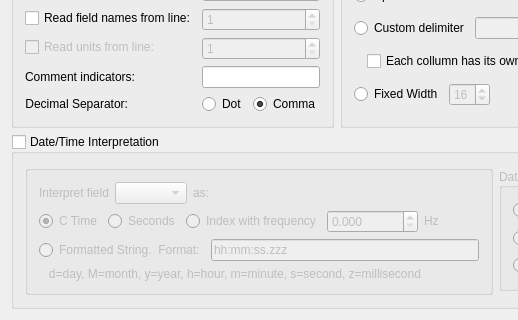
Old version of the form src/datasources/ascii/asciiconfig.ui in the repository Kst-plot/kst; both pictures show x 0 to 518 and y 226 to 546 of the 956 by 546 pixel window.
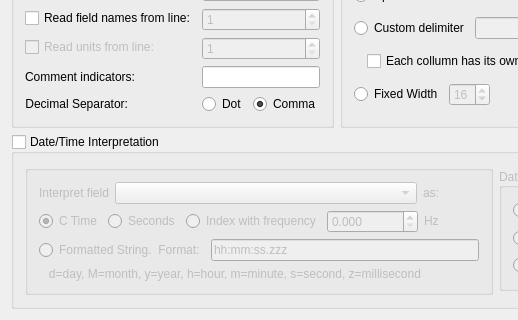
New version of the form.

Patch:
```diff
--- a/src/datasources/ascii/asciiconfig.ui
+++ b/src/datasources/ascii/asciiconfig.ui
@@ -519,7 +519,7 @@
            <item>
             <widget class="QComboBox" name="_indexVector">
              <property name="sizePolicy">
-              <sizepolicy hsizetype="Fixed" vsizetype="Fixed">
+              <sizepolicy hsizetype="Minimum" vsizetype="Fixed">
                <horstretch>1</horstretch>
                <verstretch>0</verstretch>
               </sizepolicy>
```
Left out of the diff: 94 changed lines with no effect on the pictures.
